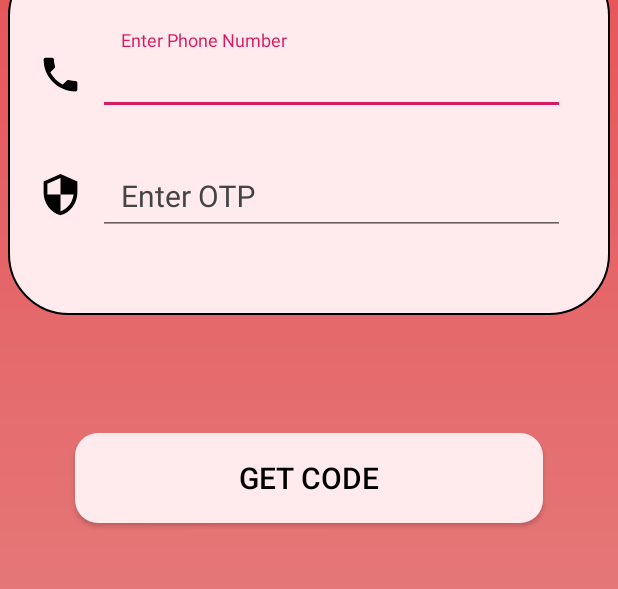
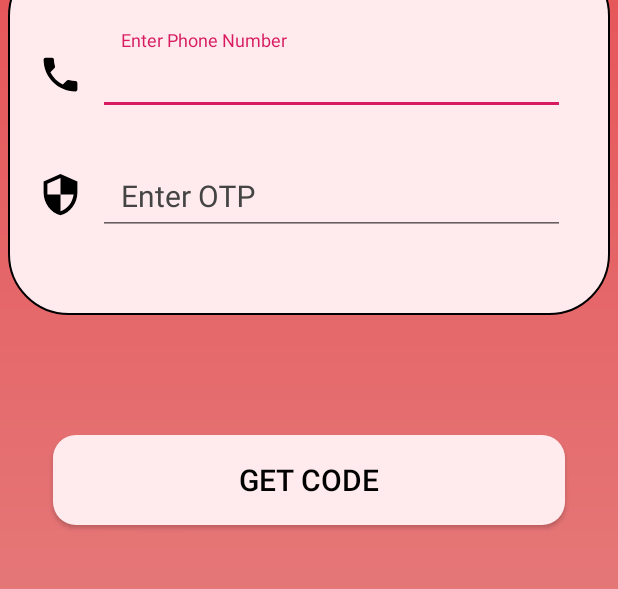
Before and after one commit to Kushal-Gera/NewsHunter, an Android app: the screen it shows after launch (PhoneLoginAct), on a phone screen of 412 x 824 dp, the part 420-1009 px from its top. Run offline under Robolectric (Android 15) with nearby library versions, the phone set to English and light mode, and no system bars; our stand-ins replace Firebase (no records; nobody signed in at launch, a user with empty details on screens opened directly).

```diff
--- a/app/src/main/java/kushal/application/newshunter/My_adapter.java
+++ b/app/src/main/java/kushal/application/newshunter/My_adapter.java
@@ -23,6 +23,7 @@ import java.util.Date;
 import java.util.Locale;
 
 public class My_adapter extends RecyclerView.Adapter<My_viewHolder> {
+
     private static final String TAG = "My_adapter";
     private static final String BOOK_MARK = "bookmarks";
     private static final String LINK = "link";
--- a/app/src/main/java/kushal/application/newshunter/PhoneLoginAct.java
+++ b/app/src/main/java/kushal/application/newshunter/PhoneLoginAct.java
@@ -8,12 +8,12 @@ import android.view.View;
 import android.view.WindowManager;
 import android.view.inputmethod.InputMethodManager;
 import android.widget.Button;
-import android.widget.ProgressBar;
 import android.widget.Toast;
 
 import androidx.annotation.NonNull;
 import androidx.appcompat.app.AppCompatActivity;
 
+import com.airbnb.lottie.LottieAnimationView;
 import com.google.android.gms.tasks.OnCompleteListener;
 import com.google.android.gms.tasks.OnFailureListener;
 import com.google.android.gms.tasks.Task;
@@ -35,7 +35,7 @@ public class PhoneLoginAct extends AppCompatActivity {
 
     TextInputLayout phone, otp;
     Button login, getCode;
-    ProgressBar progressBar;
+    LottieAnimationView progressBar;
 
     @Override
     protected void onCreate(Bundle savedInstanceState) {
@@ -46,7 +46,6 @@ public class PhoneLoginAct extends AppCompatActivity {
                 WindowManager.LayoutParams.FLAG_LAYOUT_NO_LIMITS);
 
         auth = FirebaseAuth.getInstance();
-
         if (auth.getCurrentUser() != null) {
             startActivity(new Intent(this, MainActivity.class));
             finish();
@@ -56,10 +55,14 @@ public class PhoneLoginAct extends AppCompatActivity {
         otp = findViewById(R.id.otp);
         getCode = findViewById(R.id.getCode);
         login = findViewById(R.id.login_btn);
-        login.setVisibility(View.INVISIBLE);
-
         progressBar = findViewById(R.id.progressBar3);
         progressBar.setVisibility(View.INVISIBLE);
+
+        getCode.setAlpha(0f);
+        getCode.setTranslationY(50f);
+        login.setAlpha(0f);
+        login.setTranslationY(50f);
+        getCode.animate().alpha(1f).translationY(0f).setDuration(800);
 
         getCode.setOnClickListener(new View.OnClickListener() {
             @Override
@@ -70,10 +73,11 @@ public class PhoneLoginAct extends AppCompatActivity {
                     getVerificationCode('+' + "91" + number);
 
                     progressBar.setVisibility(View.VISIBLE);
-                    login.setVisibility(View.VISIBLE);
+                    login.animate().alpha(1f).translationY(0f).setDuration(800);
                     getCode.setVisibility(View.INVISIBLE);
-                } else {
-                    phone.setError("Phone Number Required");
+                }
+                else {
+                    phone.getEditText().setError("Phone Number Required");
                     phone.requestFocus();
                 }
 
@@ -84,7 +88,6 @@ public class PhoneLoginAct extends AppCompatActivity {
                     imm.hideSoftInputFromWindow(view.getWindowToken(), 0);
                 }
 //              but I am sure that after this 'keyboard is gone'
-
             }
         });
 
@@ -105,6 +108,9 @@ public class PhoneLoginAct extends AppCompatActivity {
             PhoneAuthCredential credential = PhoneAuthProvider.getCredential(VERIFICATION_ID, userCode);
             signInWith(credential);
         } catch (Exception e) {
+            Toast.makeText(this, "Please Try Again\nOTP Might be Incorrect", Toast.LENGTH_LONG).show();
+            startActivity(new Intent(this, PhoneLoginAct.class));
+            finish();
             e.printStackTrace();
         }
 
--- a/app/src/main/java/kushal/application/newshunter/SplashScreen.java
+++ b/app/src/main/java/kushal/application/newshunter/SplashScreen.java
@@ -26,7 +26,7 @@ public class SplashScreen extends AppCompatActivity {
                 startActivity(new Intent(SplashScreen.this, PhoneLoginAct.class));
                 finish();
             }
-        }, 800);
+        }, 900);
 
         Animation animation = AnimationUtils.loadAnimation(this, R.anim.alpha_anim);
         findViewById(R.id.iv).setAnimation(animation);
--- a/app/src/main/res/layout/activity_bookmark.xml
+++ b/app/src/main/res/layout/activity_bookmark.xml
@@ -28,7 +28,7 @@
         android:layout_marginEnd="4dp"
         android:layout_marginBottom="8dp"
         android:overScrollMode="never"
-        android:paddingBottom="40dp"
+        android:paddingBottom="60dp"
         android:scrollbarSize="0dp"
         app:layout_constraintBottom_toTopOf="@id/adView6"
         app:layout_constraintEnd_toEndOf="parent"
--- a/app/src/main/res/layout/activity_main.xml
+++ b/app/src/main/res/layout/activity_main.xml
@@ -52,6 +52,7 @@
 
     </LinearLayout>
 
+<!--    menu is here-->
     <LinearLayout
         android:id="@+id/navBar"
         android:layout_width="240dp"
--- a/app/src/main/res/layout/activity_phone_login.xml
+++ b/app/src/main/res/layout/activity_phone_login.xml
@@ -135,17 +135,19 @@
 
     </LinearLayout>
 
-    <ProgressBar
+    <com.airbnb.lottie.LottieAnimationView
         android:id="@+id/progressBar3"
         android:layout_width="match_parent"
-        android:layout_height="wrap_content"
+        android:layout_height="120dp"
         android:layout_below="@+id/linearLayout5"
         android:layout_alignParentStart="true"
         android:layout_alignParentEnd="true"
-        android:layout_marginTop="15dp"
-        android:layout_marginBottom="15dp"
-        android:indeterminateTint="@color/white"
-        android:visibility="invisible" />
+        android:layout_marginTop="-20dp"
+        android:layout_marginBottom="-20dp"
+        app:lottie_autoPlay="true"
+        app:lottie_loop="true"
+        app:lottie_rawRes="@raw/otp"
+        tools:ignore="RtlSymmetry" />
 
     <Button
         android:id="@+id/login_btn"
@@ -154,8 +156,8 @@
         android:layout_below="@+id/progressBar3"
         android:layout_alignParentStart="true"
         android:layout_alignParentEnd="true"
-        android:layout_marginStart="50dp"
-        android:layout_marginEnd="50dp"
+        android:layout_marginStart="35dp"
+        android:layout_marginEnd="35dp"
         android:background="@drawable/simple_bg"
         android:elevation="0dp"
         android:gravity="center"
@@ -170,11 +172,11 @@
         android:layout_below="@+id/progressBar3"
         android:layout_alignParentStart="true"
         android:layout_alignParentEnd="true"
-        android:layout_marginStart="50dp"
-        android:layout_marginEnd="50dp"
+        android:layout_marginStart="35dp"
+        android:layout_marginEnd="35dp"
         android:background="@drawable/simple_bg"
         android:elevation="0dp"
-        android:text="get Code"
+        android:text="@string/get_code"
         android:textColor="@color/colorBlack"
         android:textSize="20sp" />
 
--- a/app/src/main/res/values/strings.xml
+++ b/app/src/main/res/values/strings.xml
@@ -45,4 +45,5 @@
     <string name="delete">Delete</string>
     <string name="book_marks">Book Marks</string>
     <string name="default_notification_channel_id">default</string>
+    <string name="powered_by">Powered By :</string>
 </resources>
--- a/build.gradle
+++ b/build.gradle
@@ -7,7 +7,7 @@ buildscript {
 
     }
     dependencies {
-        classpath 'com.android.tools.build:gradle:3.5.2'
+        classpath 'com.android.tools.build:gradle:3.5.3'
         classpath 'com.google.gms:google-services:4.3.2'
 
         // NOTE: Do not place your application dependencies here; they belong
```
Also changed, not shown: app/build.gradle (+6 -6 lines), app/src/main/java/kushal/application/newshunter/Bookmark.java (+4 -3 lines), app/src/main/java/kushal/application/newshunter/MainActivity.java (+35 -3 lines), app/src/main/res/layout/activity_splash_screen.xml (+22 -3 lines), app/src/main/res/layout/news_list.xml (+10 -11 lines), app/src/main/res/drawable/cb_logo.png (added).
